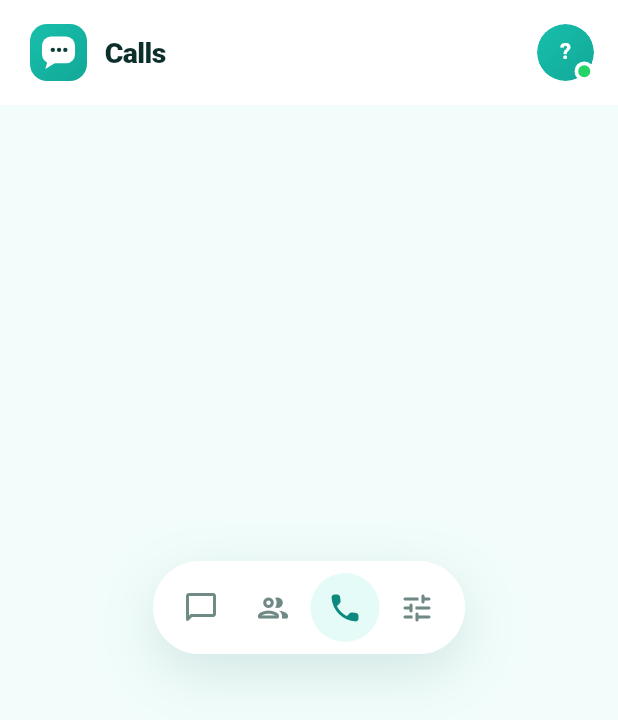
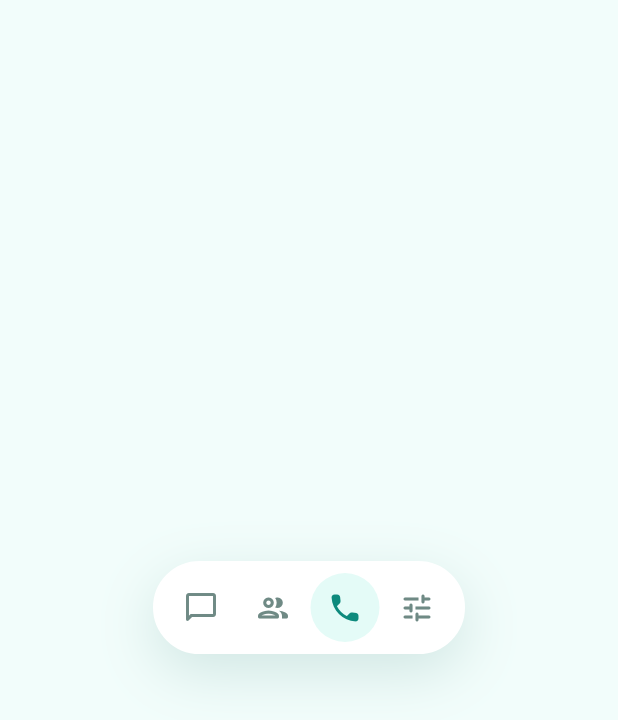
Before and after one commit to liton021/Hangout, a Flutter app: the screen it shows once a user with an empty profile is signed in, after a tap on the "people outline" icon, after a tap on the "call" icon, on a phone screen of 412 x 824 dp. Shown: the top 720 px of the screen. Run offline on Flutter 3.47's test engine with Material 3 defaults, Android fonts, the phone set to English and light mode, and no system bars; our stand-ins replace cloud_firestore, firebase_auth, firebase_core, firebase_messaging, flutter_riverpod, permission_handler and 1 more; missing offline and left inert: agora_rtc_engine; accounts and stored records are empty.

Commit message:
feat(ui): remove top app bar; float search next to new-chat FAB
Per user preference:
- Removed the top app bar (logo + page title + avatar) from all four tab
  pages; content now starts under the status bar inside SafeArea.
- Chats tab: the search pill moved from the top of the page to the
  bottom, floating right beside the new-chat FAB above the bottom nav.
- Contacts tab: search pill floats at the bottom above the nav bar.
- SearchPill gained an 'elevated' mode (soft floating shadow) so the
  bottom pills read as floating over the content.

Co-authored-by: arena-agent <297053741+arena-agent@users.noreply.github.com>

```diff
--- a/hangout_app/lib/screens/home/home_screen.dart
+++ b/hangout_app/lib/screens/home/home_screen.dart
@@ -10,7 +10,6 @@ import '../../providers/providers.dart';
 import '../../services/permission_service.dart';
 import '../../theme/app_theme.dart';
 import '../../widgets/avatar.dart';
-import '../../widgets/brand_logo.dart';
 import '../../widgets/search_pill.dart';
 import '../call/audio_call_screen.dart';
 import '../call/video_call_screen.dart';
@@ -31,8 +30,6 @@ class _HomeScreenState extends ConsumerState<HomeScreen> {
   final _chatSearch = TextEditingController();
   final _contactSearch = TextEditingController();
   bool _askedPermissions = false;
-
-  static const _titles = ['Chats', 'Contacts', 'Calls', 'Settings'];
 
   @override
   void initState() {
@@ -61,47 +58,23 @@ class _HomeScreenState extends ConsumerState<HomeScreen> {
 
   @override
   Widget build(BuildContext context) {
-    final me = ref.watch(currentAppUserProvider).value;
     return Scaffold(
-      appBar: AppBar(
-        toolbarHeight: 70,
-        titleSpacing: 20,
-        title: Row(
+      body: SafeArea(
+        bottom: false,
+        child: IndexedStack(
+          index: _tab,
           children: [
-            const BrandLogo(size: 38),
-            const SizedBox(width: 12),
-            Text(_titles[_tab]),
+            _ChatsTab(search: _chatSearch, onNewChat: _showNewChatSheet),
+            _ContactsTab(search: _contactSearch),
+            const CallsTab(),
+            const SettingsScreen(),
           ],
         ),
-        actions: [
-          if (_tab != 3)
-            Padding(
-              padding: const EdgeInsets.only(right: 16),
-              child: me != null
-                  ? UserAvatar(user: me, radius: 19, showPresence: true)
-                  : IconButton(
-                      onPressed: null,
-                      icon: const Icon(Icons.account_circle_outlined),
-                    ),
-            ),
-        ],
-      ),
-      body: IndexedStack(
-        index: _tab,
-        children: [
-          _ChatsTab(search: _chatSearch),
-          _ContactsTab(search: _contactSearch),
-          const CallsTab(),
-          const SettingsScreen(),
-        ],
       ),
       bottomNavigationBar: _FloatingNavBar(
         selectedIndex: _tab,
         onSelected: (i) => setState(() => _tab = i),
       ),
-      floatingActionButton: _tab == 0
-          ? _NewChatFab(onPressed: () => _showNewChatSheet())
-          : null,
     );
   }
 
@@ -370,12 +343,14 @@ class _NewChatSheet extends ConsumerWidget {
 }
 
 // ───────────────────────────────────────────────────────────────────────────
-// Chats tab
+// Chats tab — no top bar. Search floats at the bottom, right next to the
+// new-chat FAB, above the bottom nav (per user preference).
 // ───────────────────────────────────────────────────────────────────────────
 class _ChatsTab extends ConsumerWidget {
-  const _ChatsTab({required this.search});
+  const _ChatsTab({required this.search, required this.onNewChat});
 
   final TextEditingController search;
+  final VoidCallback onNewChat;
 
   @override
   Widget build(BuildContext context, WidgetRef ref) {
@@ -384,16 +359,9 @@ class _ChatsTab extends ConsumerWidget {
     final byId = {for (final u in users) u.uid: u};
     final meUid = ref.watch(authStateProvider).value?.uid;
 
-    return Column(
+    return Stack(
       children: [
-        Padding(
-          padding: const EdgeInsets.fromLTRB(16, 12, 16, 6),
-          child: SearchPill(
-            controller: search,
-            hint: 'Search chats',
-          ),
-        ),
-        Expanded(
+        Positioned.fill(
           child: chats.when(
             loading: () => const _LoadingList(),
             error: (e, _) => _ErrorState(message: '$e'),
@@ -429,7 +397,7 @@ class _ChatsTab extends ConsumerWidget {
                     onRefresh: () async => ref.invalidate(chatsProvider),
                     child: ListView.separated(
                       physics: const AlwaysScrollableScrollPhysics(),
-                      padding: const EdgeInsets.fromLTRB(16, 8, 16, 96),
+                      padding: const EdgeInsets.fromLTRB(16, 12, 16, 96),
                       itemCount: filtered.length,
                       separatorBuilder: (_, __) => const SizedBox(height: 8),
                       itemBuilder: (context, i) {
@@ -451,6 +419,25 @@ class _ChatsTab extends ConsumerWidget {
                 },
               );
             },
+          ),
+        ),
+        // Search pill + new-chat FAB floating above the bottom nav.
+        Positioned(
+          left: 16,
+          right: 16,
+          bottom: 10,
+          child: Row(
+            children: [
+              Expanded(
+                child: SearchPill(
+                  controller: search,
+                  hint: 'Search chats',
+                  elevated: true,
+                ),
+              ),
+              const SizedBox(width: 12),
+              _NewChatFab(onPressed: onNewChat),
+            ],
           ),
         ),
       ],
@@ -553,16 +540,9 @@ class _ContactsTab extends ConsumerWidget {
   @override
   Widget build(BuildContext context, WidgetRef ref) {
     final users = ref.watch(usersProvider);
-    return Column(
+    return Stack(
       children: [
-        Padding(
-          padding: const EdgeInsets.fromLTRB(16, 12, 16, 6),
-          child: SearchPill(
-            controller: search,
-            hint: 'Search contacts',
-          ),
-        ),
-        Expanded(
+        Positioned.fill(
           child: users.when(
             loading: () => const _LoadingList(),
             error: (e, _) => _ErrorState(message: '$e'),
@@ -593,7 +573,7 @@ class _ContactsTab extends ConsumerWidget {
                     );
                   }
                   return ListView.separated(
-                    padding: const EdgeInsets.fromLTRB(16, 8, 16, 24),
+                    padding: const EdgeInsets.fromLTRB(16, 12, 16, 96),
                     itemCount: filtered.length,
                     separatorBuilder: (_, __) => const SizedBox(height: 8),
                     itemBuilder: (context, i) {
@@ -661,6 +641,17 @@ class _ContactsTab extends ConsumerWidget {
                 },
               );
             },
+          ),
+        ),
+        // Search pill floating above the bottom nav (no FAB on Contacts).
+        Positioned(
+          left: 16,
+          right: 16,
+          bottom: 10,
+          child: SearchPill(
+            controller: search,
+            hint: 'Search contacts',
+            elevated: true,
           ),
         ),
       ],
--- a/hangout_app/lib/widgets/search_pill.dart
+++ b/hangout_app/lib/widgets/search_pill.dart
@@ -3,18 +3,21 @@ import 'package:flutter/material.dart';
 import '../theme/app_theme.dart';
 
 /// Pill-shaped search field (report §6.4: "white field with light teal border
-/// + magnifier"). Local filtering is done by the caller.
+/// + magnifier"). Local filtering is done by the caller. Set [elevated] to
+/// float the pill over content with a soft teal shadow.
 class SearchPill extends StatefulWidget {
   const SearchPill({
     super.key,
     required this.controller,
     this.hint = 'Search',
     this.onChanged,
+    this.elevated = false,
   });
 
   final TextEditingController controller;
   final String hint;
   final ValueChanged<String>? onChanged;
+  final bool elevated;
 
   @override
   State<SearchPill> createState() => _SearchPillState();
@@ -23,7 +26,7 @@ class SearchPill extends StatefulWidget {
 class _SearchPillState extends State<SearchPill> {
   @override
   Widget build(BuildContext context) {
-    return TextField(
+    final field = TextField(
       controller: widget.controller,
       onChanged: widget.onChanged,
       textInputAction: TextInputAction.search,
@@ -46,5 +49,15 @@ class _SearchPillState extends State<SearchPill> {
         contentPadding: const EdgeInsets.symmetric(horizontal: 16, vertical: 13),
       ),
     );
+
+    if (!widget.elevated) return field;
+
+    return Container(
+      decoration: BoxDecoration(
+        borderRadius: BorderRadius.circular(999),
+        boxShadow: AppColors.floatingShadow,
+      ),
+      child: field,
+    );
   }
 }
```
